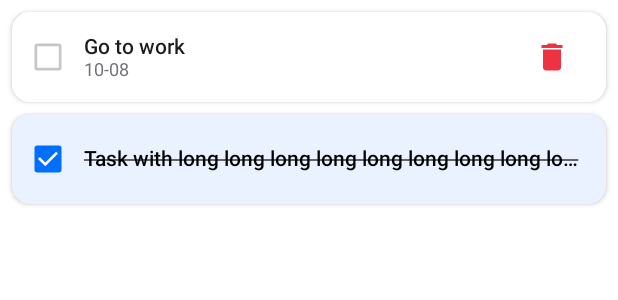
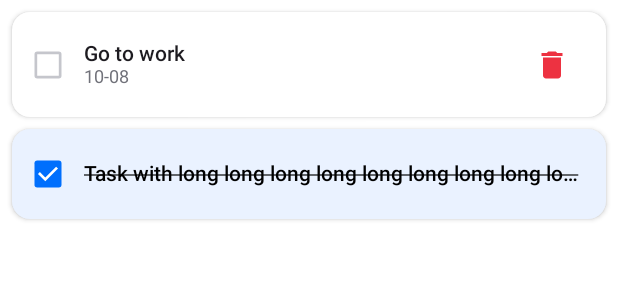
Before and after one commit to SenyaFresh/education-is-simple, an Android app built with Jetpack Compose: the @Preview function TaskCardPreview, on a phone screen of 412 x 824 dp. Shown: the top 300 px of the screen. Run offline under Robolectric (Android 15) with nearby library versions, the phone set to English and light mode, and no system bars.

```diff
--- a/features/tasks/src/main/java/com/github/educationissimple/tasks/presentation/components/TaskCard.kt
+++ b/features/tasks/src/main/java/com/github/educationissimple/tasks/presentation/components/TaskCard.kt
@@ -55,7 +55,7 @@ fun TaskCard(
         elevation = CardDefaults.cardElevation(2.dp),
         modifier = modifier
             .fillMaxWidth()
-            .height(60.dp)
+            .height(if (date != null) 70.dp else 60.dp)
     ) {
         Row(
             verticalAlignment = Alignment.CenterVertically,
```
